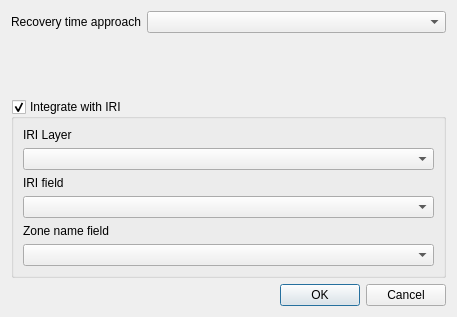
gem/oq-irmt-qgis, file svir/ui/ui_recovery_modeling.ui: the form before one commit.
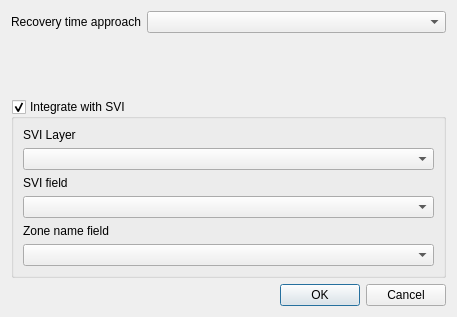
The form after the commit.

```diff
--- a/svir/ui/ui_recovery_modeling.ui
+++ b/svir/ui/ui_recovery_modeling.ui
@@ -37,7 +37,7 @@
    <item>
     <widget class="QGroupBox" name="integrate_iri_check">
      <property name="title">
-      <string>Integrate with IRI</string>
+      <string>Integrate with SVI</string>
      </property>
      <property name="checkable">
       <bool>true</bool>
@@ -46,7 +46,7 @@
       <item>
        <widget class="QLabel" name="label">
         <property name="text">
-         <string>IRI Layer</string>
+         <string>SVI Layer</string>
         </property>
        </widget>
       </item>
@@ -56,7 +56,7 @@
       <item>
        <widget class="QLabel" name="label_2">
         <property name="text">
-         <string>IRI field</string>
+         <string>SVI field</string>
         </property>
        </widget>
       </item>
```
Left out of the diff: 6 changed lines with no effect on the pictures.
